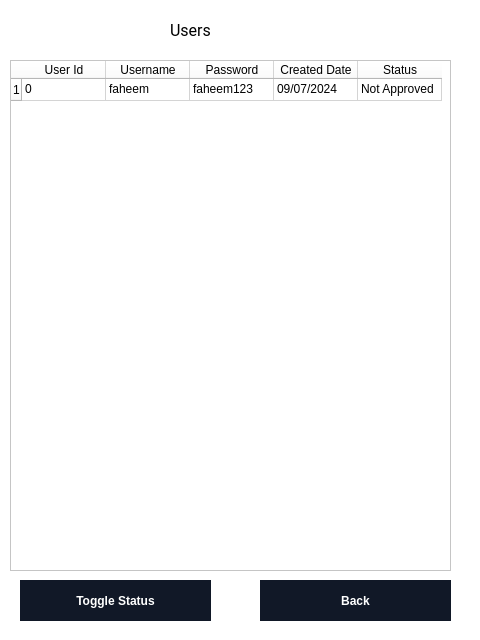
ahmedsilat44/Ledger, file UIs/AdminUserView.ui: the form before one commit.
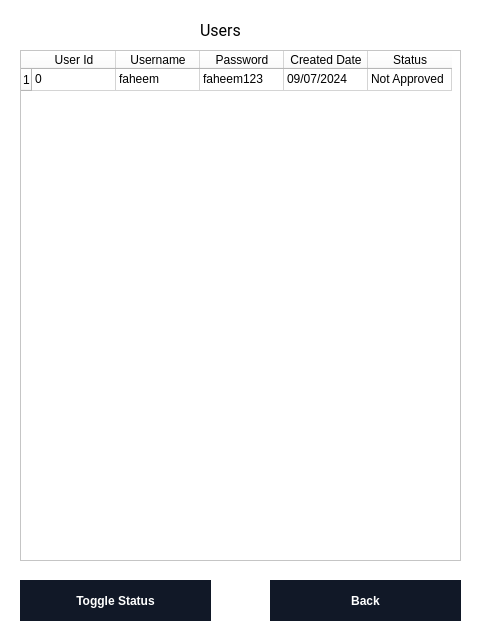
The form after the commit.

Commit message: adds back button implementation to all Uis

Diff of the .ui file:
```diff
--- a/UIs/AdminUserView.ui
+++ b/UIs/AdminUserView.ui
@@ -23,7 +23,7 @@
    <widget class="QPushButton" name="pushButton">
     <property name="geometry">
      <rect>
-      <x>260</x>
+      <x>270</x>
       <y>580</y>
       <width>191</width>
       <height>41</height>
@@ -54,8 +54,8 @@
    <widget class="QTableWidget" name="tableWidget">
     <property name="geometry">
      <rect>
-      <x>10</x>
-      <y>60</y>
+      <x>20</x>
+      <y>50</y>
       <width>441</width>
       <height>511</height>
      </rect>
@@ -125,7 +125,7 @@
    <widget class="QLabel" name="label">
     <property name="geometry">
      <rect>
-      <x>170</x>
+      <x>200</x>
       <y>10</y>
       <width>221</width>
       <height>41</height>
```
The commit also changes 2 other files.
